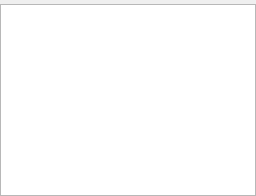
The window that src/blackgui/components/dbliverycomponent.ui (swift-project/pilotclient) describes before a commit, drawn with Qt 5.
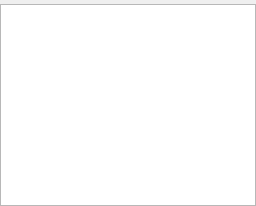
The same window after the commit. Custom widgets are drawn as their Qt base class.

Patch:
```diff
--- a/src/blackgui/components/dbliverycomponent.ui
+++ b/src/blackgui/components/dbliverycomponent.ui
@@ -2,6 +2,14 @@
 <ui version="4.0">
  <class>CDbLiveryComponent</class>
  <widget class="QFrame" name="CDbLiveryComponent">
+  <property name="geometry">
+   <rect>
+    <x>0</x>
+    <y>0</y>
+    <width>256</width>
+    <height>206</height>
+   </rect>
+  </property>
   <property name="windowTitle">
    <string>Liveries</string>
   </property>
```
Left out of the diff: 5 changed lines with no effect on the pictures.
